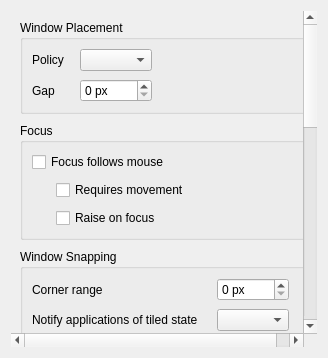
The window that src/behaviour.ui (labwc/labwc-tweaks) describes before a commit, drawn with Qt 5.
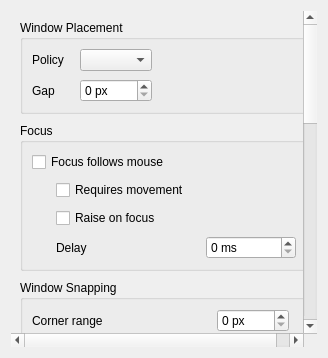
The same window after the commit.

Commit message: Added "raiseOnFocusDelay" and "onbutton" scroll method.

Diff of the .ui file:
```diff
--- a/src/behaviour.ui
+++ b/src/behaviour.ui
@@ -150,6 +150,36 @@
             </property>
            </widget>
           </item>
+          <item row="3" column="0">
+           <spacer name="horizontalSpacer_Delay">
+            <property name="orientation">
+             <enum>Qt::Orientation::Horizontal</enum>
+            </property>
+            <property name="sizeHint" stdset="0">
+             <size>
+              <width>8</width>
+              <height>1</height>
+             </size>
+            </property>
+           </spacer>
+          </item>
+          <item row="3" column="1">
+          <widget class="QLabel" name="delayLabel">
+           <property name="text">
+            <string>Delay</string>
+            </property>
+           </widget>
+          </item>
+          <item row="3" column="2">
+           <widget class="QSpinBox" name="raiseOnFocusDelay">
+            <property name="suffix">
+             <string> ms</string>
+            </property>
+            <property name="maximum">
+             <number>3000</number>
+            </property>
+           </widget>
+          </item>
          </layout>
         </widget>
        </item>
```
The commit also changes 2 other files.
